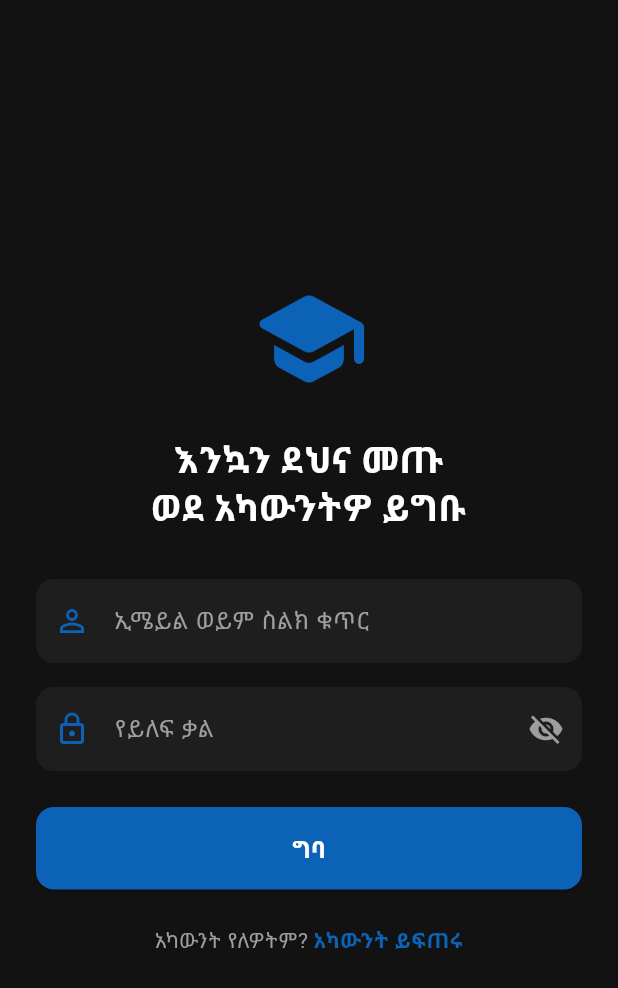
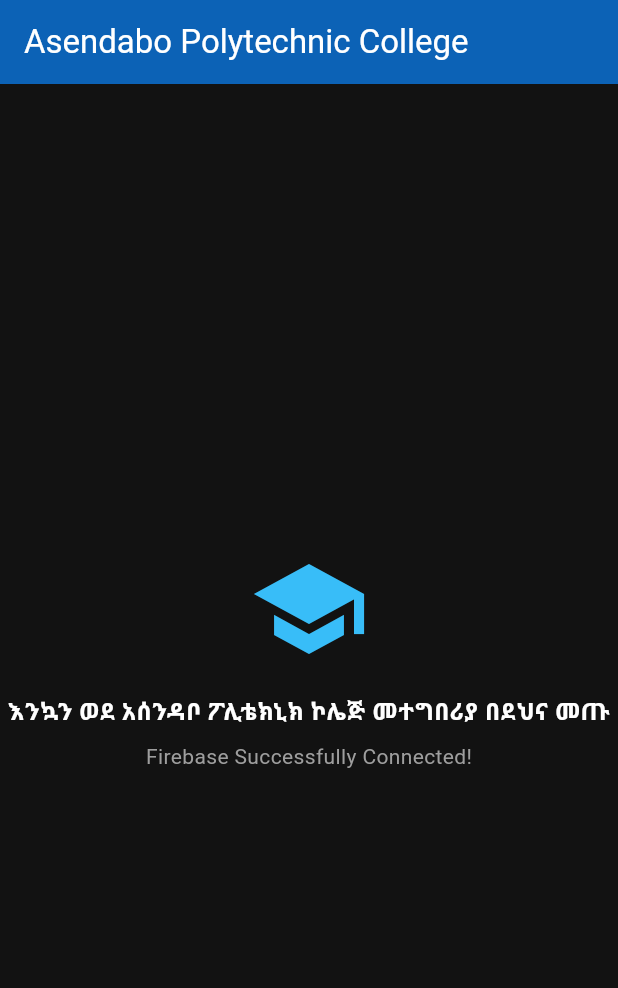
Before and after one commit to ethiopromax-code/Asendabo-app, a Flutter app: the screen it shows after launch, on a phone screen of 412 x 824 dp. Shown: the top 988 px of the screen. Run offline on Flutter 3.47's test engine with Material 3 defaults, Android fonts, the phone set to English and light mode, and no system bars; our stand-ins replace firebase_core; accounts and stored records are empty.

Commit message:
Update main.dart

```diff
--- a/lib/main.dart
+++ b/lib/main.dart
@@ -1,7 +1,9 @@
 import 'package:flutter/material.dart';
-import 'screens/login_page.dart';
+import 'package:firebase_core/firebase_core.dart';
 
-void main() {
+void main() async {
+  WidgetsFlutterBinding.ensureInitialized();
+  await Firebase.initializeApp();
   runApp(const AsendaboApp());
 }
 
@@ -11,26 +13,57 @@ class AsendaboApp extends StatelessWidget {
   @override
   Widget build(BuildContext context) {
     return MaterialApp(
+      title: 'Asendabo Polytechnic College',
       debugShowCheckedModeBanner: false,
-      title: 'Asendabo Polytechnic College',
+      // የመረጥነው የጨለማ ሁነታ (Dark Mode) እና ዋና ቀለሞች (#0C62B6 እና #38BDF8)
       themeMode: ThemeMode.dark,
-      darkTheme: ThemeData.dark().copyWith(
+      darkTheme: ThemeData(
+        brightness: Brightness.dark,
+        primaryColor: const Color(0xFF0C62B6),
         scaffoldBackgroundColor: const Color(0xFF121212),
-        primaryColor: const Color(0xFF0C62B6),
         colorScheme: const ColorScheme.dark(
           primary: Color(0xFF0C62B6),
-          surface: Color(0xFF1E1E1E),
-        ),
-        appBarTheme: const AppBarTheme(
-          backgroundColor: Color(0xFF1E1E1E),
-          elevation: 0,
-        ),
-        bottomNavigationBarTheme: const BottomNavigationBarThemeData(
-          backgroundColor: Color(0xFF1E1E1E),
-          selectedItemColor: Color(0xFF0C62B6),
+          secondary: Color(0xFF38BDF8),
         ),
       ),
-      home: const LoginPage(),
+      home: const HomeScreen(),
     );
   }
 }
+
+class HomeScreen extends StatelessWidget {
+  const HomeScreen({super.key});
+
+  @override
+  Widget build(BuildContext context) {
+    return Scaffold(
+      appBar: AppBar(
+        title: const Text('Asendabo Polytechnic College'),
+        backgroundColor: const Color(0xFF0C62B6),
+      ),
+      body: Center(
+        child: Column(
+          mainAxisAlignment: MainAxisAlignment.center,
+          children: const [
+            Icon(
+              Icons.school,
+              size: 80,
+              color: Color(0xFF38BDF8),
+            ),
+            SizedBox(height: 16),
+            Text(
+              'እንኳን ወደ አሰንዳቦ ፖሊቴክኒክ ኮሌጅ መተግበሪያ በደህና መጡ',
+              style: TextStyle(fontSize: 16, fontWeight: FontWeight.bold),
+              textAlign: TextAlign.center,
+            ),
+            SizedBox(height: 8),
+            Text(
+              'Firebase Successfully Connected!',
+              style: TextStyle(color: Colors.grey, fontSize: 14),
+            ),
+          ],
+        ),
+      ),
+    );
+  }
+}
```
